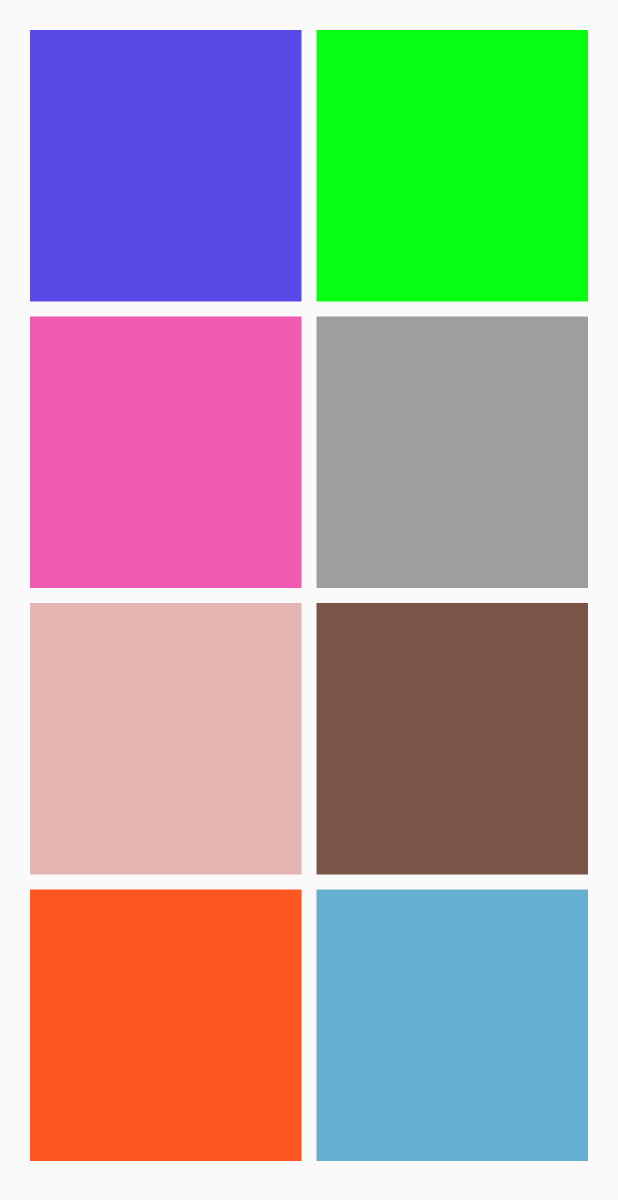
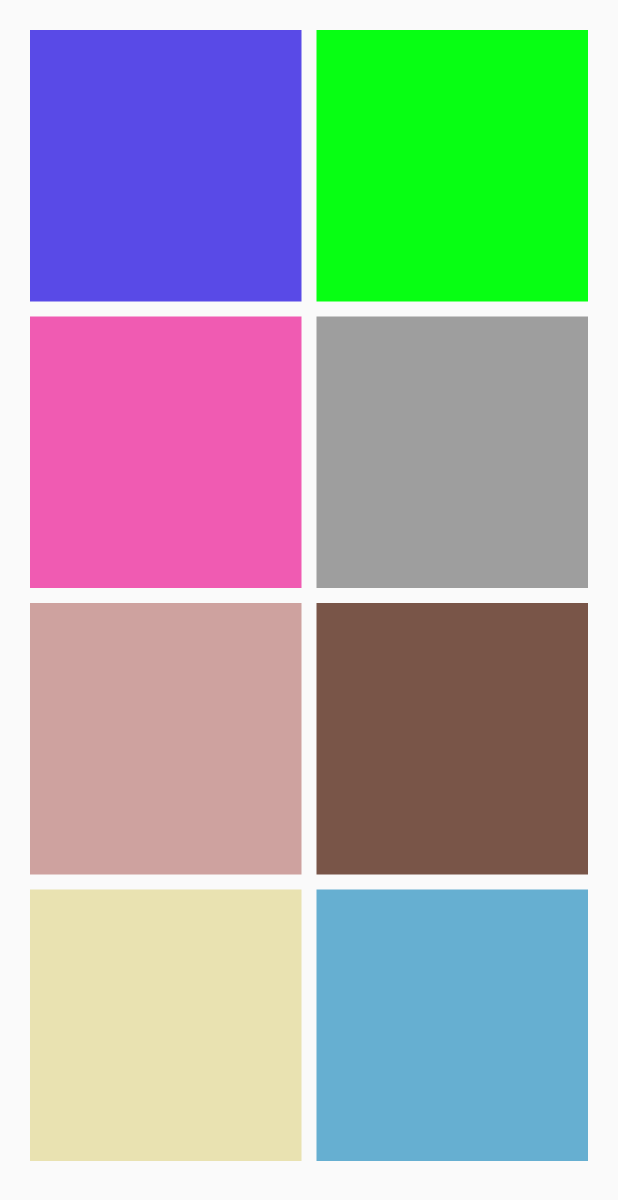
Before and after one commit to dilara-12/FlutterDrumApp, a Flutter app: the screen it shows after launch, on a phone screen of 412 x 824 dp. Shown: the top 1200 px of the screen. Run offline on Flutter 3.47's test engine with Material 2 defaults, Android fonts, the phone set to English and light mode, and no system bars; our stand-ins replace audioplayers.

Commit message:
debug banner removed and color changed

```diff
--- a/lib/app.dart
+++ b/lib/app.dart
@@ -31,9 +31,9 @@ class _AppState extends State<App> {
     Color.fromARGB(255, 7, 255, 19),
     Color.fromARGB(255, 240, 91, 178),
     Colors.grey,
-    Color.fromARGB(255, 228, 181, 178),
+    Color.fromARGB(255, 206, 162, 159),
     Colors.brown,
-    Colors.deepOrange,
+    Color.fromARGB(255, 233, 226, 177),
     Color.fromARGB(255, 102, 175, 209),
   ];
 
--- a/lib/main.dart
+++ b/lib/main.dart
@@ -12,6 +12,7 @@ class DrumApp extends StatelessWidget {
   @override
   Widget build(BuildContext context) {
     return MaterialApp(
+      debugShowCheckedModeBanner: false,
       home: App(),
     );
   }
```
